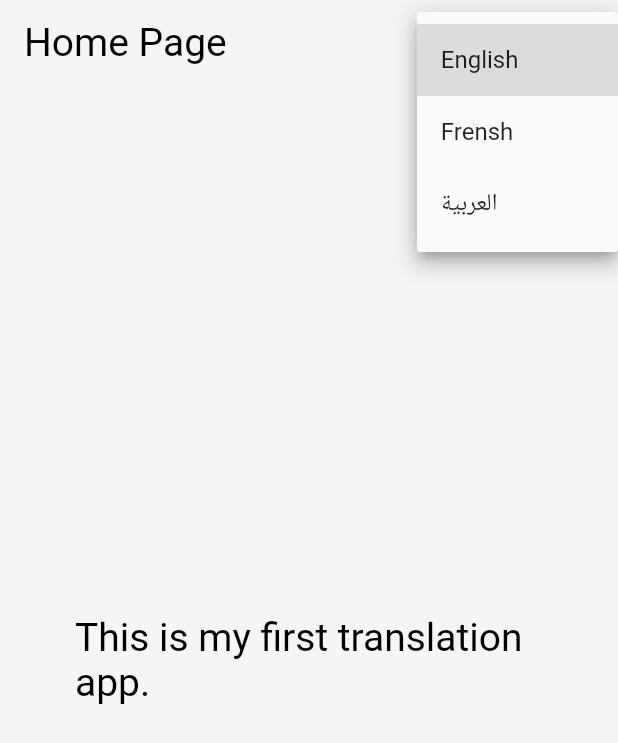
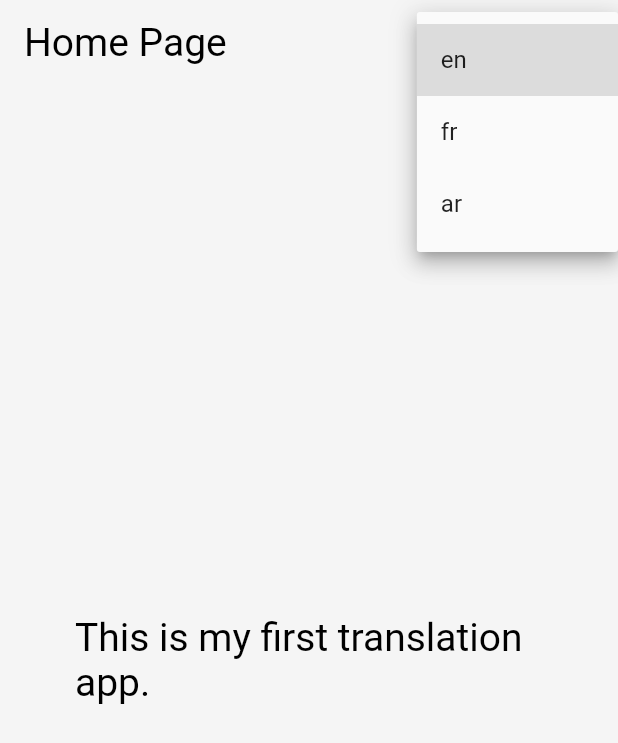
Before and after one commit to ielb/localization, a Flutter app: the screen it shows after launch, after a tap on "Language", on a phone screen of 412 x 824 dp. Shown: the top 743 px of the screen. Run offline on Flutter 3.47's test engine with Material 2 defaults, Android fonts, the phone set to English and light mode, and no system bars; our stand-ins replace get, shared_preferences.

```diff
--- a/l10n.yaml
+++ /dev/null
@@ -1,3 +0,0 @@
-arb-dir: lib/l10n
-template-arb-file: app_en.arb
-output-localization-file: app_localizations.dart
--- /dev/null
+++ b/lib/controllers/langauges.dart
@@ -0,0 +1,39 @@
+import 'package:flutter/material.dart';
+import 'package:localization/controllers/localizationController.dart';
+import 'package:shared_preferences/shared_preferences.dart';
+
+const String LAGUAGE_CODE = 'languageCode';
+
+//languages code
+const String ENGLISH = 'en';
+const String FRENSH = 'fr';
+const String ARABIC = 'ar';
+
+Future<Locale> setLocale(String languageCode) async {
+  SharedPreferences _prefs = await SharedPreferences.getInstance();
+  await _prefs.setString(LAGUAGE_CODE, languageCode);
+  return _locale(languageCode);
+}
+
+Future<Locale> getLocale() async {
+  SharedPreferences _prefs = await SharedPreferences.getInstance();
+  String languageCode = _prefs.getString(LAGUAGE_CODE) ?? "en";
+  return _locale(languageCode);
+}
+
+Locale _locale(String languageCode) {
+  switch (languageCode) {
+    case ENGLISH:
+      return Locale(ENGLISH, 'US');
+    case FRENSH:
+      return Locale(FRENSH, "FR");
+    case ARABIC:
+      return Locale(ARABIC, "SA");
+    default:
+      return Locale(ENGLISH, 'US');
+  }
+}
+
+String getTranslated(BuildContext context, String key) {
+  return DemoLocalizations.of(context).translate(key);
+}
--- a/lib/controllers/localizationController.dart
+++ b/lib/controllers/localizationController.dart
@@ -1,27 +1,60 @@
+import 'dart:convert';
+
+import 'package:flutter/cupertino.dart';
+import 'package:flutter/services.dart';
 
 
+class DemoLocalizations {
+  DemoLocalizations(this.locale);
+
+  final Locale locale;
+
+  static DemoLocalizations of(BuildContext context) {
+    return Localizations.of<DemoLocalizations>(context, DemoLocalizations)!;
+  }
+
+  Map<String,dynamic> _localizedValues = Map<String,dynamic>();
 
 
+  Future load() async {
+    print('langauge : ' +locale.languageCode);
+    String jsonStringValues = await rootBundle.loadString('lib/lang/${locale.languageCode}.json');
+    Map<String, dynamic> mappedJson = json.decode(jsonStringValues);
+    _localizedValues = mappedJson.map((key, value) => MapEntry(key, value));
+  }
+
+  String translate(String key){
+      return _localizedValues[key];
+  }
+  String get title {
+      return _localizedValues['title'];
+  }
+  String get content {
+      return _localizedValues['content'];
+  }
+  //static member of demoLocalization
+
+  static const  LocalizationsDelegate<DemoLocalizations> delegate = DemoLocalizationsDelegate();
+}
+
+class DemoLocalizationsDelegate
+    extends LocalizationsDelegate<DemoLocalizations> {
+  const DemoLocalizationsDelegate();
+
+  @override
+  bool isSupported(Locale locale) {
+    return ['en','fr','ar'].contains(locale.languageCode);
+  }
+
+  @override
+  Future<DemoLocalizations> load(Locale locale)async{
+    DemoLocalizations localizations = new DemoLocalizations(locale);
+    await localizations.load();
+    return localizations;
+  }
+
+  @override
+  bool shouldReload(DemoLocalizationsDelegate old) => false;
 
 
-import 'package:flutter/cupertino.dart';
-import 'package:get/get.dart';
-import 'package:flutter_gen/gen_l10n/app_localizations.dart';
-class LocalizationController extends GetxController {
-
-  String _title = "Home Page";
-  setTitle(String til) => _title = til;
-  String get getTitle => _title;
-  String _content = "This is my first translation app.";
-  setContent (String con) => _content = con;
-  String get getContent => _content;
-  var _lang = 'en';
-
-
-    changeLang(String lang ) async{
-      _lang = lang;
-      AppLocalizations  appLocalizations =  await AppLocalizations.delegate.load(Locale(_lang));
-      setTitle(appLocalizations.title);
-      setContent(appLocalizations.content);
-    }
 }
--- a/lib/main.dart
+++ b/lib/main.dart
@@ -1,27 +1,85 @@
 import 'package:flutter/material.dart';
+import 'package:flutter_localizations/flutter_localizations.dart';
 import 'package:get/get.dart';
+import 'package:localization/controllers/langauges.dart';
 import 'package:localization/controllers/localizationController.dart';
 import 'screens/screens.dart';
-import 'package:flutter_gen/gen_l10n/app_localizations.dart';
 
 void main() {
-  LocalizationController controller =LocalizationController();
-  controller = Get.put(controller,permanent: true);
+
   runApp(MyApp());
 }
 
-class MyApp extends StatelessWidget {
-  // This widget is the root of your application.
+class MyApp extends StatefulWidget {
+
+  static void setLocale(BuildContext context, Locale newLocale) {
+    _MyAppState state = context.findAncestorStateOfType<_MyAppState>()!;
+    state.setLocale(newLocale);
+  }
+  @override
+  _MyAppState createState() => _MyAppState();
+}
+
+class _MyAppState extends State<MyApp> {
+  Locale? _locale;
+  setLocale(Locale locale) {
+    setState(() {
+      _locale = locale;
+
+    });
+  }
+
+  @override
+  void didChangeDependencies() {
+    getLocale().then((locale) {
+      setState(() {
+        print(locale.languageCode);
+        this._locale = locale;
+      });
+    });
+    super.didChangeDependencies();
+  }
+
+
+
+
   @override
   Widget build(BuildContext context) {
+
+      if (this._locale == null) {
+      return Container(
+        child: Center(
+          child: CircularProgressIndicator(
+              valueColor: AlwaysStoppedAnimation<Color?>(Colors.blue[800])),
+        ),
+      );
+    } else {
+      print("new lang ${_locale?.languageCode}");
     return GetMaterialApp(
       debugShowCheckedModeBanner: false,
       routes: {
         '/home':(context) => Home()
       },
-      locale: Locale('en'),
-      localizationsDelegates: AppLocalizations.localizationsDelegates,
-      supportedLocales: AppLocalizations.supportedLocales,
+      localeResolutionCallback: (locale,supportedLocales){
+        for (var supportedLocale in supportedLocales) {
+            if (supportedLocale.languageCode == locale?.languageCode) {
+              return supportedLocale;
+            }
+          }
+          return supportedLocales.first;
+      },
+      locale: Locale(_locale!.languageCode.toString()),
+      localizationsDelegates:[
+        DemoLocalizations.delegate,
+        GlobalCupertinoLocalizations.delegate,
+        GlobalWidgetsLocalizations.delegate,
+        GlobalMaterialLocalizations.delegate
+      ],
+      supportedLocales:[
+        Locale('en'),
+        Locale('fr'),
+        Locale('ar'),
+      ],
       home: FutureBuilder(
         future: Future.delayed(Duration(seconds: 2)),
         builder: (context,snap){
@@ -32,4 +90,5 @@ class MyApp extends StatelessWidget {
       },),
     );
   }
+  }
 }
--- a/lib/screens/home_screen.dart
+++ b/lib/screens/home_screen.dart
@@ -1,7 +1,8 @@
 import 'package:flutter/material.dart';
-import 'package:get/get.dart';
 import 'package:localization/config/config.dart';
+import 'package:localization/controllers/langauges.dart';
 import 'package:localization/controllers/localizationController.dart';
+import 'package:localization/main.dart';
 class Home extends StatefulWidget {
   Home({Key? key}) : super(key: key);
 
@@ -11,12 +12,11 @@ class Home extends StatefulWidget {
 
 class _HomeState extends State<Home> {
   String? dropdownvalue ;
-  List<String> items = ['English','Frensh',"العربية"];
-  LocalizationController langController = LocalizationController() ;
-  @override
-  void initState() {
-    super.initState();
-    langController = Get.find<LocalizationController>();
+  List<String> items = ['en','fr',"ar"];
+
+  void _changeLanguage(String? lng )async{
+    Locale _locale = await setLocale(lng??'en');
+    MyApp.setLocale(context, _locale);
   }
   @override
   Widget build(BuildContext context) {
@@ -24,7 +24,7 @@ class _HomeState extends State<Home> {
 
       appBar: AppBar(
         automaticallyImplyLeading: false,
-        title: Text(langController.getTitle,textAlign: TextAlign.left,style: TextStyle(color: Colors.black,fontSize: 26,fontWeight: FontWeight.w400,),),
+        title: Text(DemoLocalizations.of(context).title,textAlign: TextAlign.left,style: TextStyle(color: Colors.black,fontSize: 26,fontWeight: FontWeight.w400,),),
         elevation: 0,
         backgroundColor: Colors.transparent,
         actions: [
@@ -40,24 +40,9 @@ class _HomeState extends State<Home> {
               onChanged:  (String? newValue){
                   setState(() {
                     dropdownvalue = newValue;
+                    _changeLanguage(newValue);
                   });
-                  switch (newValue){
-                    case "English":
-                      setState(() {
-                        langController.changeLang( 'en');
-                      });
-                      break;
-                    case "Frensh":
-                      setState(() {
-                        langController.changeLang( 'fr');
-                      });
-                      break;
-                    case "العربية":
-                      setState(() {
-                        langController.changeLang('ar');
-                      });
-                      break;
-                  }
+
                 },
             ),
 
@@ -70,7 +55,7 @@ class _HomeState extends State<Home> {
         height: getHeight(context),
         width: getWidth(context),
         child: Center(
-          child: Text(langController.getContent  ,textAlign: TextAlign.left,style: TextStyle(color: Colors.black,fontSize: 26,fontWeight: FontWeight.w400,),),
+          child: Text(DemoLocalizations.of(context).content ,textAlign: TextAlign.left,style: TextStyle(color: Colors.black,fontSize: 26,fontWeight: FontWeight.w400,),),
         ),
       ),
     );
```
Also changed, not shown: pubspec.yaml (+4 -4 lines), lib/lang/ar.json (renamed from lib/l10n/app_ar.arb), lib/lang/en.json (renamed from lib/l10n/app_en.arb), lib/lang/fr.json (renamed from lib/l10n/app_fr.arb), pubspec.lock.
